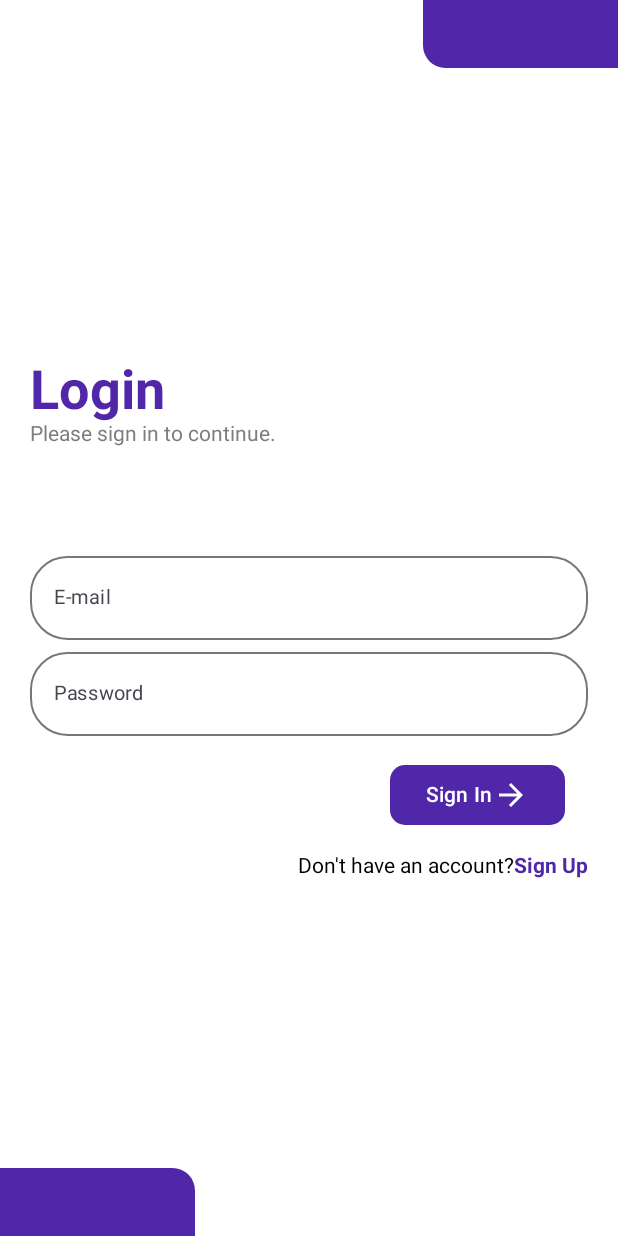
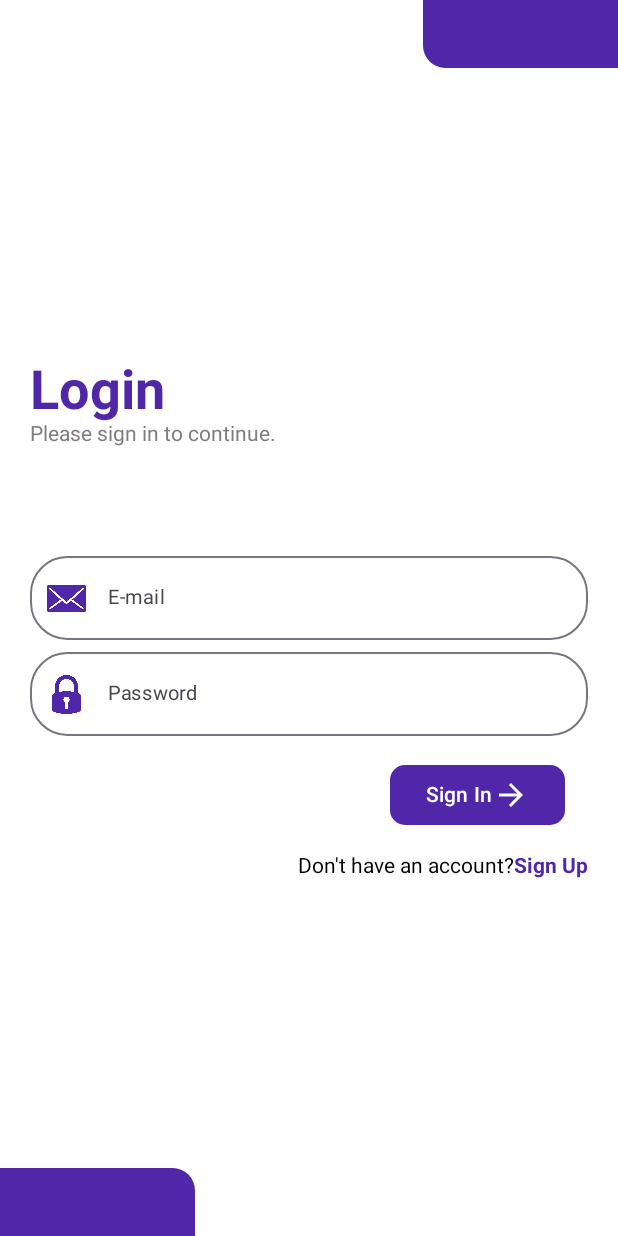
Before and after one commit to gioxavier7/ppdm_mytrips, an Android app built with Jetpack Compose: the @Preview function LoginScreenPreview, on a phone screen of 412 x 824 dp. Run offline under Robolectric (Android 15) with nearby library versions, the phone set to English and light mode, and no system bars.

Commit message:
detalhes ok

```diff
--- a/app/src/main/java/br/senai/sp/jandira/mytrips/screens/LoginScreen.kt
+++ b/app/src/main/java/br/senai/sp/jandira/mytrips/screens/LoginScreen.kt
@@ -1,5 +1,6 @@
 package br.senai.sp.jandira.mytrips.screens
 
+import androidx.compose.foundation.Image
 import androidx.compose.foundation.background
 import androidx.compose.foundation.layout.Arrangement
 import androidx.compose.foundation.layout.Box
@@ -9,6 +10,7 @@ import androidx.compose.foundation.layout.fillMaxSize
 import androidx.compose.foundation.layout.fillMaxWidth
 import androidx.compose.foundation.layout.height
 import androidx.compose.foundation.layout.padding
+import androidx.compose.foundation.layout.size
 import androidx.compose.foundation.layout.width
 import androidx.compose.foundation.shape.RoundedCornerShape
 import androidx.compose.material.icons.Icons
@@ -25,6 +27,7 @@ import androidx.compose.ui.Alignment
 import androidx.compose.ui.Modifier
 import androidx.compose.ui.graphics.Color
 import androidx.compose.ui.res.colorResource
+import androidx.compose.ui.res.painterResource
 import androidx.compose.ui.res.stringResource
 import androidx.compose.ui.text.font.FontWeight
 import androidx.compose.ui.tooling.preview.Preview
@@ -100,10 +103,19 @@ fun LoginScreen(modifier: Modifier = Modifier){
                      Text(text = "E-mail",
                          fontSize = 13.sp)
                  },
+                 leadingIcon = {
+                     Image(
+                         painter = painterResource(R.drawable.email),
+                         contentDescription = "",
+                         modifier = Modifier
+                             .size(26.dp)
+                     )
+                 },
                  shape = RoundedCornerShape(25.dp),
                  modifier = Modifier
                      .fillMaxWidth()
                      .padding(top = 65.dp)
+
              )
              OutlinedTextField(
                  value = "",
@@ -111,6 +123,14 @@ fun LoginScreen(modifier: Modifier = Modifier){
                  label = {
                      Text(text = "Password",
                          fontSize = 13.sp)
+                 },
+                 leadingIcon = {
+                     Image(
+                         painter = painterResource(R.drawable.password),
+                         contentDescription = "",
+                         modifier = Modifier
+                             .size(26.dp)
+                     )
                  },
                  shape = RoundedCornerShape(25.dp),
                  modifier = Modifier
```
Also changed, not shown: app/src/main/res/drawable/email.png (added), app/src/main/res/drawable/password.png (added).
